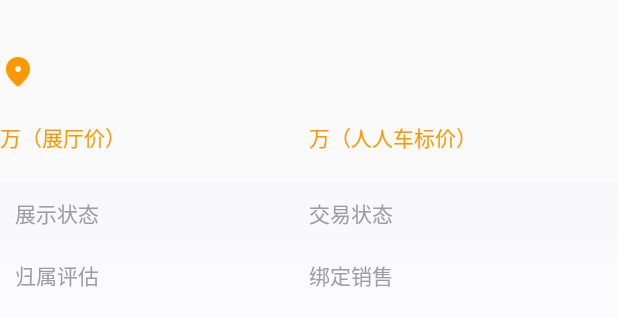
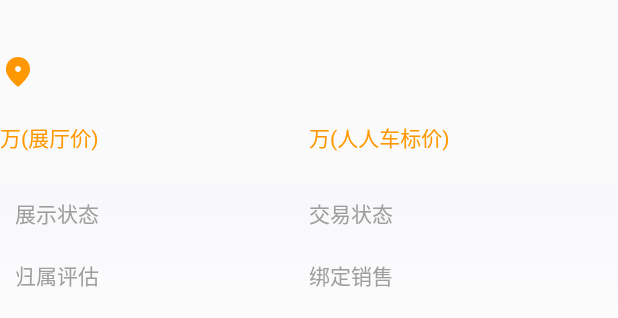
Before and after one commit to changshuai7/flutter_app_demo, a Flutter app: the InfoWidget widget shown alone on an empty page, opened directly, on a phone screen of 412 x 824 dp. Shown: the top 318 px of the screen. Run offline on Flutter 3.47's test engine with Material 2 defaults, Android fonts, the phone set to English and light mode, and no system bars; our stand-ins replace date_format, flutter_swiper, fluttertoast; generated files the repository leaves out were written again; network calls fail.

Commit message:
修改轮播图地址和中文括号问题

```diff
--- a/lib/saas/saas_car_detail.dart
+++ b/lib/saas/saas_car_detail.dart
@@ -20,9 +20,9 @@ class SaasCarDetail extends StatelessWidget {
               create: (_) => CarDetailBean(
                   selfCarImage: [
                     SelfCarImageBean(
-                        '名字1', ['https://www.itying.com/images/flutter/1.png']),
+                        '名字1', ['https://gimg2.baidu.com/image_search/src=http%3A%2F%2Ffsimg1.xbdedu.cn%2F2018%2F02%2Fimg_5a967f39c20e4.png&refer=http%3A%2F%2Ffsimg1.xbdedu.cn&app=2002&size=f9999,10000&q=a80&n=0&g=0n&fmt=jpeg?sec=1619101792&t=f0aaf231f2d639cef042cd1cd4272a36']),
                     SelfCarImageBean(
-                        '名字2', ['https://www.itying.com/images/flutter/2.png'])
+                        '名字2', ['https://gimg2.baidu.com/image_search/src=http%3A%2F%2Fdpic.tiankong.com%2F0w%2Fri%2FQJ6164928400.jpg&refer=http%3A%2F%2Fdpic.tiankong.com&app=2002&size=f9999,10000&q=a80&n=0&g=0n&fmt=jpeg?sec=1619101943&t=0a7853d5e3b4086c2068586096d48142'])
                   ],
                   sourceTags: [
                     '人人车派单',
--- a/lib/saas/saas_car_detail_business_info.dart
+++ b/lib/saas/saas_car_detail_business_info.dart
@@ -170,7 +170,7 @@ class InfoWidget extends StatelessWidget {
                             ),
                           ),
                           Text(
-                            '万（展厅价）',
+                            '万(展厅价)',
                             style:
                                 TextStyle(color: Colors.orange, fontSize: 14),
                           ),
@@ -189,7 +189,7 @@ class InfoWidget extends StatelessWidget {
                             ),
                           ),
                           Text(
-                            '万（人人车标价）',
+                            '万(人人车标价)',
                             style:
                                 TextStyle(color: Colors.orange, fontSize: 14),
                           ),
```
